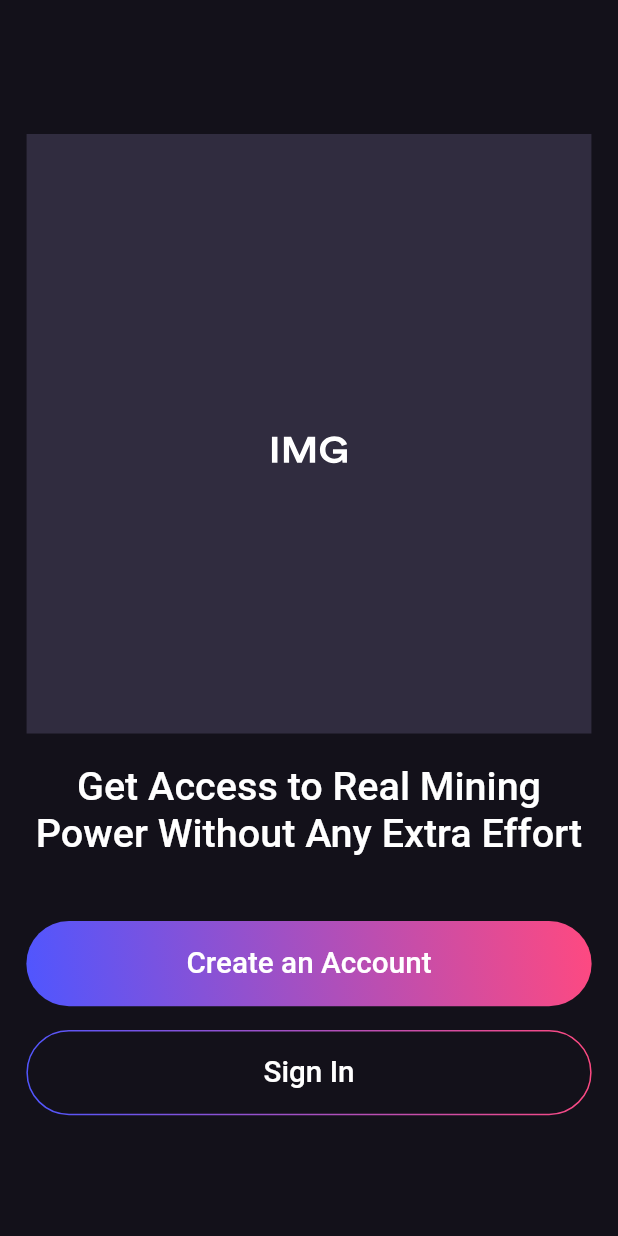
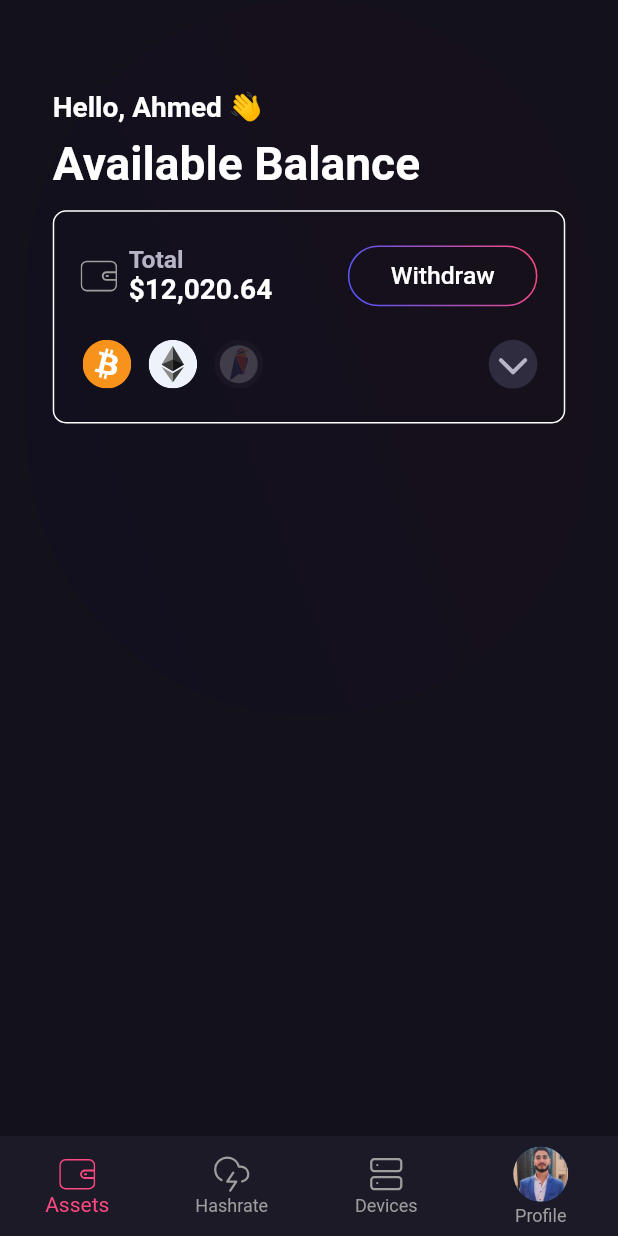
Before and after one commit to AymanYehia23/ebitcoiner, a Flutter app: the screen it shows after launch, on a phone screen of 412 x 824 dp. Run offline on Flutter 3.47's test engine with Material 2 defaults, Android fonts, the phone set to English and light mode, and no system bars; drawn by our look-alikes of outline_gradient_button; our stand-ins replace bloc, device_preview, dio, flutter_bloc, flutter_svg; Roboto replaces fonts that are missing (CircularStd).

Commit message:
add assets screen

```diff
--- a/lib/main.dart
+++ b/lib/main.dart
@@ -37,7 +37,7 @@
         theme: AppTheme.lightTheme,
         darkTheme: AppTheme.darkTheme,
         debugShowCheckedModeBanner: false,
-        initialRoute: AppRouter.splash,
+        initialRoute: AppRouter.home,
         onGenerateRoute: AppRouter.onGenerateRoute,
         useInheritedMediaQuery: true,
         locale: DevicePreview.locale(context),
--- /dev/null
+++ b/lib/presentation/Home/screen/home_screen.dart
@@ -0,0 +1,71 @@
+import 'package:flutter/material.dart';
+import 'package:flutter_svg/flutter_svg.dart';
+import 'package:hash_store/presentation/assets/screen/assets_screen.dart';
+import 'package:hash_store/presentation/sizer/sizer.dart';
+
+class HomeScreen extends StatefulWidget {
+  const HomeScreen({Key? key}) : super(key: key);
+
+  @override
+  State<HomeScreen> createState() => _HomeScreenState();
+}
+
+class _HomeScreenState extends State<HomeScreen> {
+  int _selectedIndex = 0;
+  void _onItemTapped(int index) {
+    setState(() {
+      _selectedIndex = index;
+    });
+  }
+
+  @override
+  Widget build(BuildContext context) {
+    Sizer s = Sizer(context: context);
+    return Scaffold(
+      body: const AssetsScreen(),
+      bottomNavigationBar: BottomNavigationBar(
+        items: [
+          BottomNavigationBarItem(
+            icon: SvgPicture.asset(
+              'assets/images/assets_icon.svg',
+              color: _selectedIndex == 0? const Color(0xffFF4980): Colors.grey,
+            ),
+            label: 'Assets',
+          ),
+          BottomNavigationBarItem(
+            icon: SvgPicture.asset('assets/images/hash_rate_icon.svg',
+              color:
+                  _selectedIndex == 1 ? const Color(0xffFF4980) : Colors.grey,
+            ),
+            label: 'Hashrate',
+          ),
+          BottomNavigationBarItem(
+            icon: SvgPicture.asset('assets/images/devices_icon.svg',
+              color:
+                  _selectedIndex == 2 ? const Color(0xffFF4980) : Colors.grey,
+            ),
+            label: 'Devices',
+          ),
+          BottomNavigationBarItem(
+            icon: CircleAvatar(
+              radius: s.h(18),
+              backgroundImage: const AssetImage(
+                'assets/images/user_image.jpg',
+              ),
+            ),
+            label: 'Profile',
+          ),
+        ],
+        backgroundColor: const Color(0xff1d1a27),
+        currentIndex: _selectedIndex,
+        onTap: (int index) {
+          _onItemTapped(index);
+        },
+        type: BottomNavigationBarType.fixed,
+        unselectedItemColor: Colors.grey,
+        selectedItemColor: const Color(0xffFF4980),
+        elevation: 10,
+      ),
+    );
+  }
+}
--- /dev/null
+++ b/lib/presentation/assets/screen/assets_screen.dart
@@ -0,0 +1,31 @@
+import 'package:flutter/material.dart';
+import 'package:hash_store/presentation/sizer/sizer.dart';
+
+import '../widgets/assets_header_widget.dart';
+
+class AssetsScreen extends StatefulWidget {
+  const AssetsScreen({Key? key}) : super(key: key);
+
+  @override
+  State<AssetsScreen> createState() => _AssetsScreenState();
+}
+
+class _AssetsScreenState extends State<AssetsScreen> {
+  @override
+  Widget build(BuildContext context) {
+    Sizer s = Sizer(context: context);
+    return SingleChildScrollView(
+      child: SafeArea(
+        child: Padding(
+          padding: EdgeInsets.symmetric(horizontal: s.w(16.0)),
+          child: Column(
+            children: [
+              AssetsHeaderWidget(s: s),
+
+            ],
+          ),
+        ),
+      ),
+    );
+  }
+}
--- /dev/null
+++ b/lib/presentation/assets/widgets/assets_header_widget.dart
@@ -0,0 +1,67 @@
+import 'package:flutter/material.dart';
+
+import '../../sizer/sizer.dart';
+import 'assets_total_widget.dart';
+
+class AssetsHeaderWidget extends StatelessWidget {
+  const AssetsHeaderWidget({
+    Key? key,
+    required this.s,
+  }) : super(key: key);
+
+  final Sizer s;
+
+  @override
+  Widget build(BuildContext context) {
+    return Container(
+      height: s.h(470.0),
+      width: double.infinity,
+      decoration: BoxDecoration(
+        gradient: LinearGradient(
+          colors: [
+            const Color(0xffff4980).withOpacity(0.2),
+            const Color(0xff4f56ff).withOpacity(0.2)
+          ],
+          begin: Alignment.topRight,
+          end: Alignment.bottomRight,
+          stops: const [0, 1],
+          transform: const GradientRotation(-225),
+        ),
+        borderRadius: BorderRadius.circular(s.h(2160)),
+        backgroundBlendMode: BlendMode.overlay,
+      ),
+      child: Padding(
+        padding: EdgeInsets.symmetric(horizontal: s.w(16.0)),
+        child: Column(
+          crossAxisAlignment: CrossAxisAlignment.start,
+          children: [
+            SizedBox(
+              height: s.h(60.0),
+            ),
+            Text(
+              'Hello, Ahmed 👋',
+              style: Theme.of(context).textTheme.bodyText1!.copyWith(
+                    fontSize: s.w(17),
+                    fontWeight: FontWeight.bold,
+                  ),
+            ),
+            SizedBox(
+              height: s.h(8.0),
+            ),
+            Text(
+              'Available Balance',
+              style: Theme.of(context).textTheme.bodyText1!.copyWith(
+                    fontSize: s.w(28),
+                    fontWeight: FontWeight.bold,
+                  ),
+            ),
+            SizedBox(
+              height: s.w(12),
+            ),
+            AssetsTotalWidget(s: s),
+          ],
+        ),
+      ),
+    );
+  }
+}
--- /dev/null
+++ b/lib/presentation/assets/widgets/assets_total_widget.dart
@@ -0,0 +1,226 @@
+import 'package:flutter/material.dart';
+import 'package:flutter_svg/svg.dart';
+
+import '../../shared_components/default_gradient_button.dart';
+import '../../sizer/sizer.dart';
+
+class AssetsTotalWidget extends StatefulWidget {
+  const AssetsTotalWidget({
+    Key? key,
+    required this.s,
+  }) : super(key: key);
+
+  final Sizer s;
+
+  @override
+  State<AssetsTotalWidget> createState() => _AssetsTotalWidgetState();
+}
+
+class _AssetsTotalWidgetState extends State<AssetsTotalWidget> {
+  bool _isExpanded = false;
+  @override
+  Widget build(BuildContext context) {
+    return Container(
+      padding: EdgeInsets.symmetric(
+        vertical: widget.s.h(16.0),
+        horizontal: widget.s.w(16.0),
+      ),
+      height: _isExpanded ? widget.s.h(280) : widget.s.h(140),
+      width: double.infinity,
+      decoration: BoxDecoration(
+        border: Border.all(color: Colors.white),
+        borderRadius: BorderRadius.circular(widget.s.w(8)),
+      ),
+      child: Column(
+        mainAxisAlignment: MainAxisAlignment.spaceEvenly,
+        children: [
+          Row(
+            children: [
+              SvgPicture.asset(
+                'assets/images/assets_icon.svg',
+                width: widget.s.h(24),
+                height: widget.s.h(24),
+              ),
+              SizedBox(
+                width: widget.s.w(7.0),
+              ),
+              Column(
+                crossAxisAlignment: CrossAxisAlignment.start,
+                children: [
+                  Text(
+                    'Total',
+                    style: Theme.of(context).textTheme.bodyText1!.copyWith(
+                          fontSize: widget.s.w(15),
+                          color: const Color(0xffb7b4c7),
+                          fontWeight: FontWeight.bold,
+                        ),
+                  ),
+                  Text(
+                    '\$12,020.64',
+                    style: Theme.of(context).textTheme.bodyText1!.copyWith(
+                          fontSize: widget.s.w(17),
+                          fontWeight: FontWeight.bold,
+                        ),
+                  )
+                ],
+              ),
+              const Spacer(),
+              SizedBox(
+                width: widget.s.w(115.0),
+                height: widget.s.h(40.0),
+                child: DefaultGradientButton(
+                  isFilled: false,
+                  text: Text(
+                    'Withdraw',
+                    style: Theme.of(context).textTheme.bodyText1!.copyWith(
+                          fontSize: widget.s.w(15),
+                        ),
+                  ),
+                  onPressed: () {},
+                ),
+              ),
+            ],
+          ),
+          SizedBox(
+            height: widget.s.h(10.0),
+          ),
+          Row(
+            children: [
+              SvgPicture.asset(
+                'assets/images/btc_icon.svg',
+                height: widget.s.h(32),
+                width: widget.s.w(32.0),
+              ),
+              SizedBox(
+                width: widget.s.w(8.0),
+              ),
+              SvgPicture.asset(
+                'assets/images/eth_icon.svg',
+                height: widget.s.h(32),
+                width: widget.s.w(32.0),
+              ),
+              SizedBox(
+                width: widget.s.w(8.0),
+              ),
+              SvgPicture.asset(
+                'assets/images/rvn_icon.svg',
+                height: widget.s.h(32),
+                width: widget.s.w(32.0),
+              ),
+              const Spacer(),
+              InkWell(
+                onTap: () {
+                  setState(() {
+                    _isExpanded = !_isExpanded;
+                  });
+                },
+                child: Container(
+                  width: widget.s.h(32),
+                  height: widget.s.h(32),
+                  decoration: BoxDecoration(
+                    color: const Color(0xff302c3f),
+                    borderRadius: BorderRadius.circular(
+                      widget.s.h(32),
+                    ),
+                  ),
+                  child: SvgPicture.asset(
+                    'assets/images/feather_chevron_down_icon.svg',
+                  ),
+                ),
+              ),
+            ],
+          ),
+          if (_isExpanded)
+            Column(
+              mainAxisAlignment: MainAxisAlignment.spaceEvenly,
+              children: [
+                SizedBox(
+                  height: widget.s.h(24),
+                ),
+                Row(
+                  children: [
+                    SvgPicture.asset(
+                      'assets/images/btc_icon.svg',
+                      height: widget.s.h(24),
+                      width: widget.s.h(24),
+                    ),
+                    SizedBox(
+                      width: widget.s.w(8),
+                    ),
+                    Text(
+                      'BTC (Bitcoin)',
+                      style: Theme.of(context).textTheme.bodyText1!.copyWith(
+                            fontSize: widget.s.w(15),
+                            fontWeight: FontWeight.bold,
+                          ),
+                    ),
+                    const Spacer(),
+                    Text(
+                      '\$10,020.64',
+                      style: Theme.of(context).textTheme.bodyText1!.copyWith(
+                            fontSize: widget.s.w(15),
+                          ),
+                    ),
+                  ],
+                ),
+                const Divider(color: Colors.grey),
+                Row(
+                  children: [
+                    SvgPicture.asset(
+                      'assets/images/eth_icon.svg',
+                      height: widget.s.h(24),
+                      width: widget.s.h(24),
+                    ),
+                    SizedBox(
+                      width: widget.s.w(8),
+                    ),
+                    Text(
+                      'ETH (Ethereum)',
+                      style: Theme.of(context).textTheme.bodyText1!.copyWith(
+                            fontSize: widget.s.w(15),
+                            fontWeight: FontWeight.bold,
+                          ),
+                    ),
+                    const Spacer(),
+                    Text(
+                      '\$2,000.0',
+                      style: Theme.of(context).textTheme.bodyText1!.copyWith(
+                            fontSize: widget.s.w(15),
+                          ),
+                    ),
+                  ],
+                ),
+                const Divider(color: Colors.grey),
+                Row(
+                  children: [
+                    SvgPicture.asset(
+                      'assets/images/rvn_icon.svg',
+                      height: widget.s.h(24),
+                      width: widget.s.h(24),
+                    ),
+                    SizedBox(
+                      width: widget.s.w(8),
+                    ),
+                    Text(
+                      'RVN (Raven)',
+                      style: Theme.of(context).textTheme.bodyText1!.copyWith(
+                            fontSize: widget.s.w(15),
+                            fontWeight: FontWeight.bold,
+                          ),
+                    ),
+                    const Spacer(),
+                    Text(
+                      '\$0',
+                      style: Theme.of(context).textTheme.bodyText1!.copyWith(
+                            fontSize: widget.s.w(15),
+                          ),
+                    ),
+                  ],
+                ),
+              ],
+            ),
+        ],
+      ),
+    );
+  }
+}
--- a/lib/presentation/router/app_router.dart
+++ b/lib/presentation/router/app_router.dart
@@ -1,4 +1,6 @@
 import 'package:flutter/material.dart';
+import 'package:hash_store/presentation/Home/screen/home_screen.dart';
+import 'package:hash_store/presentation/assets/screen/assets_screen.dart';
 
 import '../../core/constants/strings.dart';
 import '../../core/exceptions/route_exception.dart';
@@ -8,6 +10,7 @@ import '../splash/screen/splash_screen.dart';
 class AppRouter {
   static const String signUp = 'signUp';
   static const String splash = 'splash';
+  static const String home = 'home';
 
   static Route<dynamic> onGenerateRoute(RouteSettings settings) {
     switch (settings.name) {
@@ -19,6 +22,8 @@ class AppRouter {
             title: Strings.signUpScreenTitle,
           ),
         );
+      case home:
+        return MaterialPageRoute(builder: (_) => const HomeScreen());
       default:
         throw const RouteException('Route not found!');
     }
--- a/lib/presentation/shared_components/default_button.dart
+++ b/lib/presentation/shared_components/default_disabled_button.dart
@@ -2,9 +2,11 @@ import 'package:flutter/material.dart';
 import 'package:hash_store/presentation/sizer/sizer.dart';
 
 class DefaultDisabledButton extends StatelessWidget {
-  final String label;
-  const DefaultDisabledButton({Key? key, required this.label})
-      : super(key: key);
+  final Widget text;
+  const DefaultDisabledButton({Key? key, required this.text})
+      : super(
+          key: key,
+        );
 
   @override
   Widget build(BuildContext context) {
@@ -19,15 +21,9 @@ class DefaultDisabledButton extends StatelessWidget {
             s.h(56.0),
           ),
         ),
-       color: const Color(0xff302c3f),
+        color: const Color(0xff302c3f),
       ),
-      child: Text(
-        label,
-        style: Theme.of(context)
-            .textTheme
-            .bodyText1!
-            .copyWith(fontSize: s.w(18.0)),
-      ),
+      child: text
     );
   }
 }
--- a/lib/presentation/shared_components/default_gradient_button.dart
+++ b/lib/presentation/shared_components/default_gradient_button.dart
@@ -5,12 +5,12 @@ import '../sizer/sizer.dart';
 
 class DefaultGradientButton extends StatelessWidget {
   final bool isFilled;
-  final String label;
+  final Widget text;
   final Function onPressed;
   const DefaultGradientButton({
     Key? key,
     required this.isFilled,
-    required this.label,
+    required this.text,
     required this.onPressed,
   }) : super(key: key);
 
@@ -38,13 +38,7 @@ class DefaultGradientButton extends StatelessWidget {
               ),
             ),
             child: TextButton(
-              child: Text(
-                label,
-                style: Theme.of(context)
-                    .textTheme
-                    .bodyText1!
-                    .copyWith(fontSize: s.w(18.0)),
-              ),
+              child:text,
               onPressed: onPressed(),
             ),
           )
@@ -62,12 +56,7 @@ class DefaultGradientButton extends StatelessWidget {
               ),
               strokeWidth: 1,
               child: Center(
-                child: Text(
-                  label,
-                  style: Theme.of(context).textTheme.bodyText1!.copyWith(
-                        fontSize: s.w(18.0),
-                      ),
-                ),
+                child: text,
               ),
               onTap: onPressed(),
               radius: Radius.circular(s.h(56.0)),
--- a/lib/presentation/splash/screen/splash_screen.dart
+++ b/lib/presentation/splash/screen/splash_screen.dart
@@ -34,17 +34,41 @@ class SplashScreen extends StatelessWidget {
               Text(
                 'Get Access to Real Mining Power Without Any Extra Effort',
                 textAlign: TextAlign.center,
-              style: Theme.of(context).textTheme.bodyText1!.copyWith(fontSize: s.w(24.0)),
+                style: Theme.of(context).textTheme.bodyText1!.copyWith(
+                      fontSize: s.w(24.0),
+                      fontWeight: FontWeight.bold,
+                    ),
               ),
               SizedBox(
                 height: s.h(42.0),
               ),
-            DefaultGradientButton(isFilled: true,label: 'Create an Account',onPressed: (){}),
-            SizedBox(height: s.h(15.5),),
-            DefaultGradientButton(isFilled: false, label: 'Sign In', onPressed: (){}),
+              DefaultGradientButton(
+                  isFilled: true,
+                  text: Text(
+                    'Create an Account',
+                    style: Theme.of(context).textTheme.bodyText1!.copyWith(
+                          fontSize: s.w(18.0),
+                          fontWeight: FontWeight.bold,
+                        ),
+                  ),
+                  onPressed: () {}),
+              SizedBox(
+                height: s.h(15.5),
+              ),
+              DefaultGradientButton(
+                  isFilled: false,
+                  text: Text(
+                    'Sign In',
+                    style: Theme.of(context).textTheme.bodyText1!.copyWith(
+                          fontSize: s.w(18.0),
+                          fontWeight: FontWeight.bold,
+                        ),
+                  ),
+                  onPressed: () {}),
             ],
           ),
         ),
-    ));
+      ),
+    );
   }
 }
```
Also changed, not shown: assets/images/assets_icon.svg (added), assets/images/btc_icon.svg (added), assets/images/devices_icon.svg (added), assets/images/eth_icon.svg (added), assets/images/feather_chevron_down_icon.svg (added), assets/images/hash_rate_icon.svg (added), assets/images/rvn_icon.svg (added), assets/images/user_image.jpg (added). Lines whose indentation alone changed are shown as unchanged.
